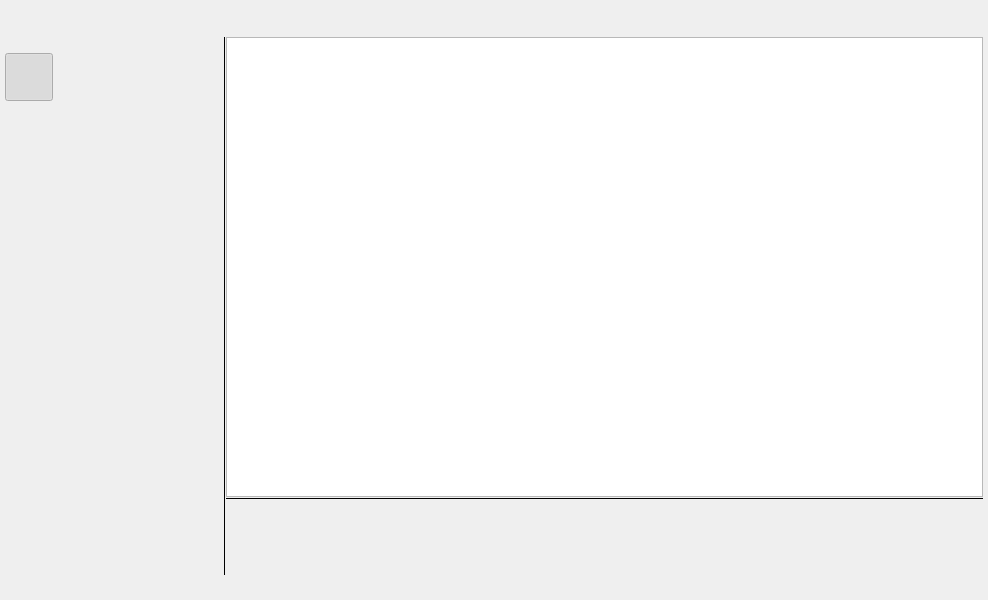
Michal-D4/fileo, file src/fileo/ui/main.ui: the form before one commit.
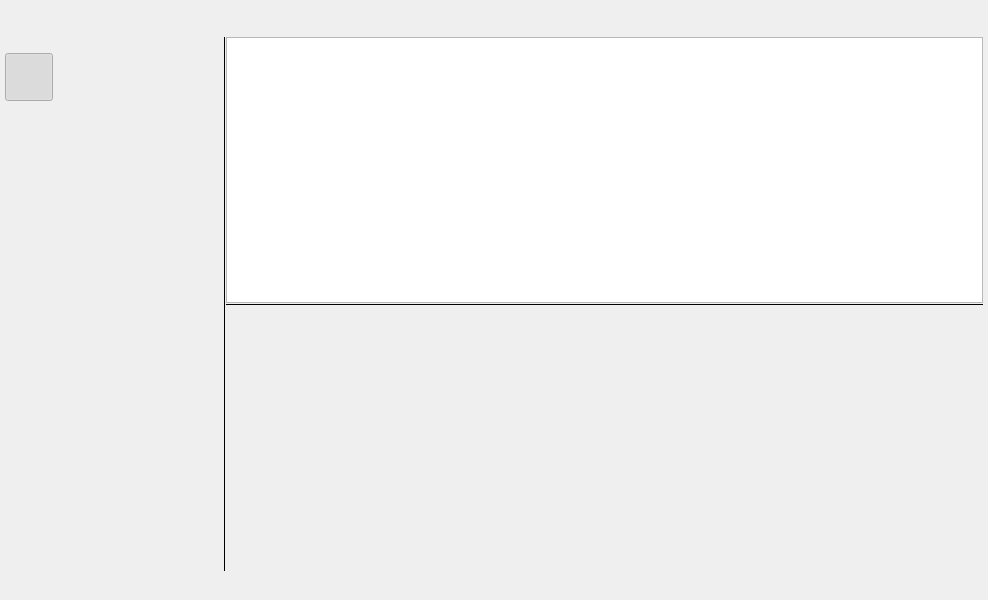
The form after the commit.

Diff of the .ui file:
```diff
--- a/src/fileo/ui/main.ui
+++ b/src/fileo/ui/main.ui
@@ -690,12 +690,18 @@
              </widget>
             </item>
             <item>
-             <layout class="QVBoxLayout" name="verticalLayout" stretch="1,0,0">
+             <layout class="QVBoxLayout" name="verticalLayout" stretch="0,0,0">
               <property name="spacing">
                <number>0</number>
               </property>
               <item>
                <widget class="QTreeView" name="file_list">
+                <property name="sizePolicy">
+                 <sizepolicy hsizetype="Preferred" vsizetype="Preferred">
+                  <horstretch>0</horstretch>
+                  <verstretch>0</verstretch>
+                 </sizepolicy>
+                </property>
                 <property name="contextMenuPolicy">
                  <enum>Qt::CustomContextMenu</enum>
                 </property>
@@ -739,6 +745,18 @@
               </item>
               <item>
                <widget class="QFrame" name="hSplit">
+                <property name="sizePolicy">
+                 <sizepolicy hsizetype="Preferred" vsizetype="Fixed">
+                  <horstretch>0</horstretch>
+                  <verstretch>0</verstretch>
+                 </sizepolicy>
+                </property>
+                <property name="minimumSize">
+                 <size>
+                  <width>0</width>
+                  <height>3</height>
+                 </size>
+                </property>
                 <property name="frameShape">
                  <enum>QFrame::HLine</enum>
                 </property>
@@ -756,7 +774,7 @@
               <item>
                <widget class="QFrame" name="noteHolder">
                 <property name="sizePolicy">
-                 <sizepolicy hsizetype="Preferred" vsizetype="Fixed">
+                 <sizepolicy hsizetype="Preferred" vsizetype="Preferred">
                   <horstretch>0</horstretch>
                   <verstretch>0</verstretch>
                  </sizepolicy>
@@ -764,7 +782,7 @@
                 <property name="minimumSize">
                  <size>
                   <width>0</width>
-                  <height>75</height>
+                  <height>0</height>
                  </size>
                 </property>
                 <property name="styleSheet">
@@ -802,13 +820,13 @@
       <property name="minimumSize">
        <size>
         <width>0</width>
-        <height>20</height>
+        <height>24</height>
        </size>
       </property>
       <property name="maximumSize">
        <size>
         <width>16777215</width>
-        <height>20</height>
+        <height>24</height>
        </size>
       </property>
       <property name="styleSheet">
@@ -841,18 +859,40 @@
        </property>
        <item>
         <widget class="QLabel" name="busy">
+         <property name="frameShape">
+          <enum>QFrame::NoFrame</enum>
+         </property>
          <property name="text">
           <string/>
          </property>
+         <property name="alignment">
+          <set>Qt::AlignCenter</set>
+         </property>
+         <property name="margin">
+          <number>8</number>
+         </property>
         </widget>
        </item>
        <item>
         <widget class="QLabel" name="db_name">
+         <property name="frameShape">
+          <enum>QFrame::NoFrame</enum>
+         </property>
          <property name="text">
           <string/>
          </property>
+         <property name="alignment">
+          <set>Qt::AlignCenter</set>
+         </property>
          <property name="margin">
-          <number>0</number>
+          <number>8</number>
+         </property>
+        </widget>
+       </item>
+       <item>
+        <widget class="QLabel" name="folder_path">
+         <property name="text">
+          <string/>
          </property>
         </widget>
        </item>
@@ -871,9 +911,15 @@
        </item>
        <item>
         <widget class="QLabel" name="others">
+         <property name="frameShape">
+          <enum>QFrame::NoFrame</enum>
+         </property>
          <property name="text">
           <string/>
          </property>
+         <property name="margin">
+          <number>8</number>
+         </property>
         </widget>
        </item>
       </layout>
```
